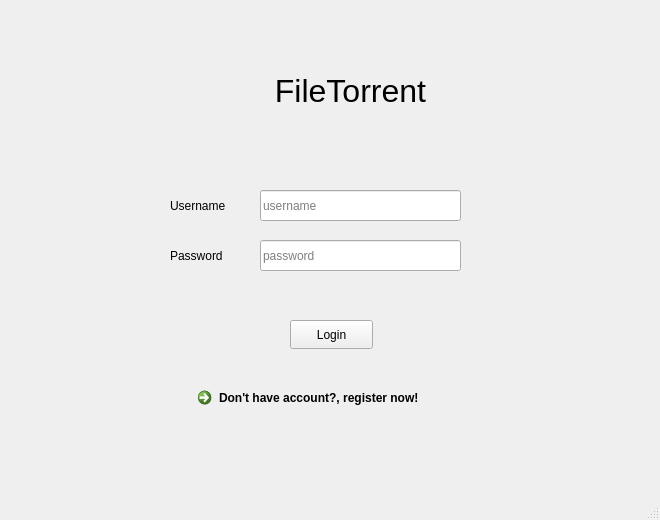
thanhnt3105/network-programming-share-file, file P2PShareFile/scence/loginwindow.ui: the form before one commit.
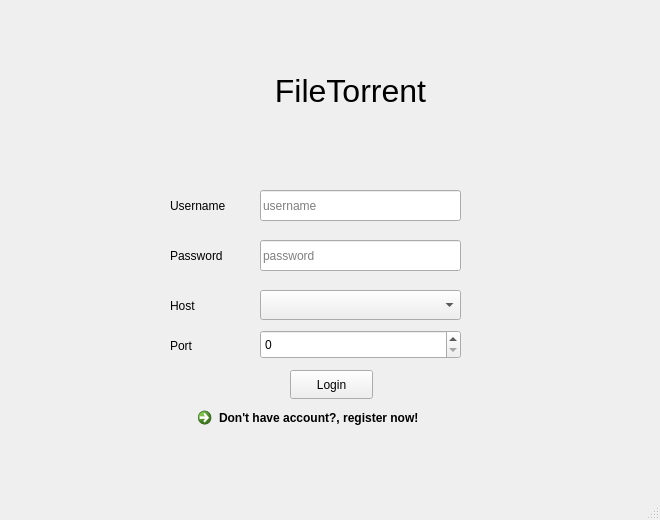
The form after the commit. Icons and pictures are not drawn.

```diff
--- a/P2PShareFile/scence/loginwindow.ui
+++ b/P2PShareFile/scence/loginwindow.ui
@@ -96,7 +96,7 @@
     <property name="geometry">
      <rect>
       <x>290</x>
-      <y>320</y>
+      <y>370</y>
       <width>83</width>
       <height>29</height>
      </rect>
@@ -135,7 +135,7 @@
     <property name="geometry">
      <rect>
       <x>190</x>
-      <y>380</y>
+      <y>400</y>
       <width>281</width>
       <height>41</height>
      </rect>
@@ -144,6 +144,52 @@
      <string>Don't have account?, register now!</string>
     </property>
    </widget>
+   <widget class="QLabel" name="label_5">
+    <property name="geometry">
+     <rect>
+      <x>170</x>
+      <y>290</y>
+      <width>91</width>
+      <height>31</height>
+     </rect>
+    </property>
+    <property name="text">
+     <string>Host</string>
+    </property>
+   </widget>
+   <widget class="QComboBox" name="HostComboBox">
+    <property name="geometry">
+     <rect>
+      <x>260</x>
+      <y>290</y>
+      <width>201</width>
+      <height>30</height>
+     </rect>
+    </property>
+   </widget>
+   <widget class="QLabel" name="label_6">
+    <property name="geometry">
+     <rect>
+      <x>170</x>
+      <y>330</y>
+      <width>91</width>
+      <height>31</height>
+     </rect>
+    </property>
+    <property name="text">
+     <string>Port</string>
+    </property>
+   </widget>
+   <widget class="QSpinBox" name="portSpinBox">
+    <property name="geometry">
+     <rect>
+      <x>260</x>
+      <y>330</y>
+      <width>201</width>
+      <height>29</height>
+     </rect>
+    </property>
+   </widget>
   </widget>
   <widget class="QMenuBar" name="menubar">
    <property name="geometry">
```
Left out of the diff: 4 changed lines with no effect on the pictures.
